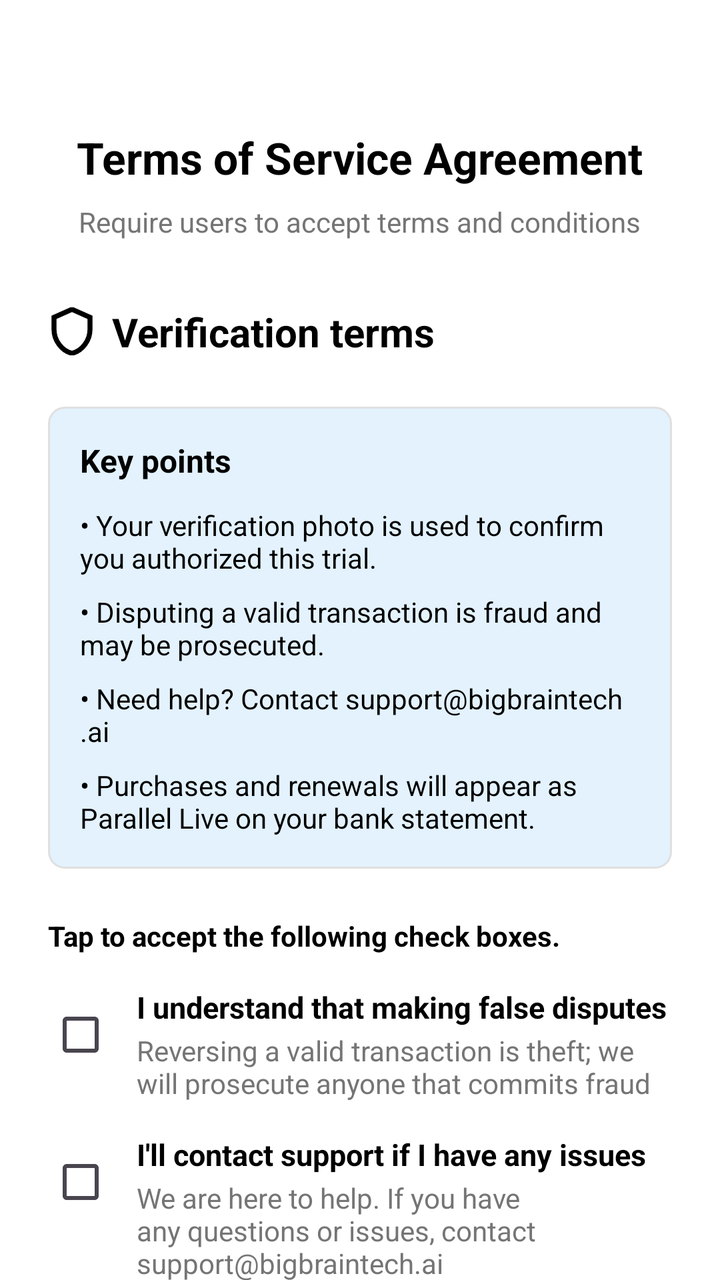
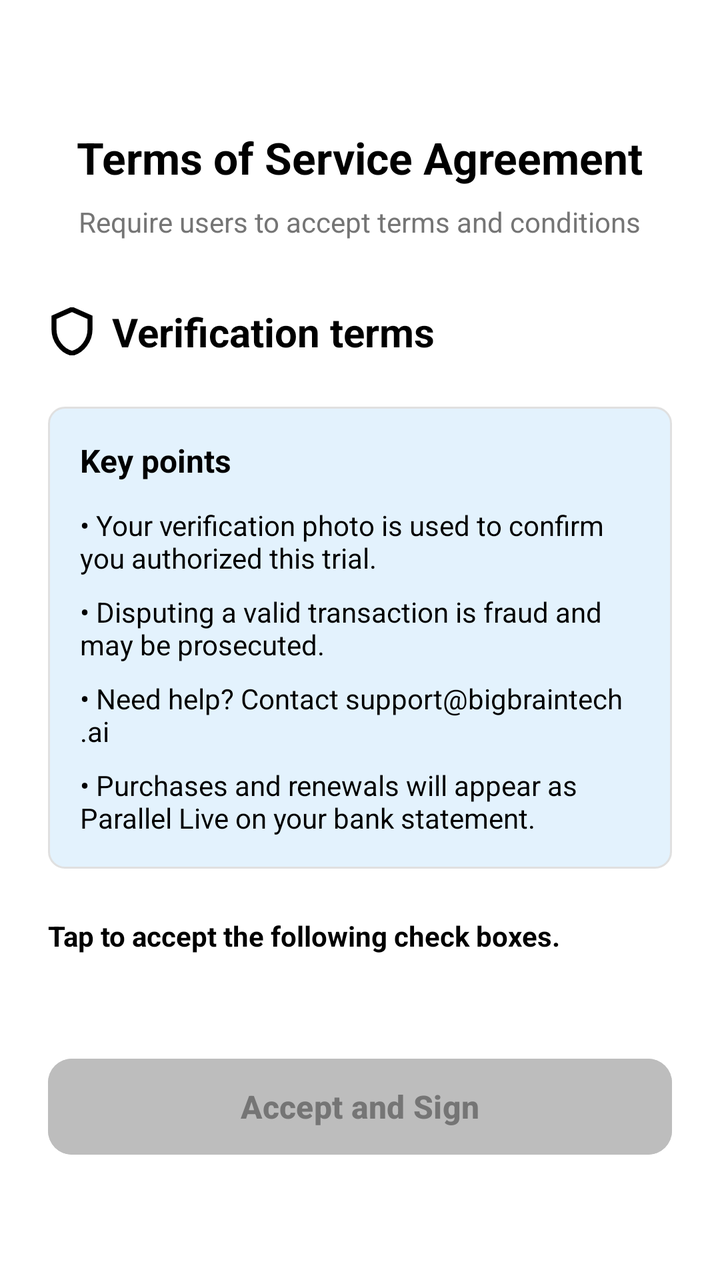

An Android layout rendered at two revisions. The XML below is the earlier revision; the diff shows what the commit changed to produce the second picture.
<!-- AndroidManifest.xml: another module's application theme Theme.OrderShieldSDK -->
<!-- res/layout/fragment_terms_signature.xml -->
<?xml version="1.0" encoding="utf-8"?>
<RelativeLayout xmlns:android="http://schemas.android.com/apk/res/android"
    xmlns:app="http://schemas.android.com/apk/res-auto"
    android:layout_width="match_parent"
    android:layout_height="match_parent"
    android:background="@color/white">

    <androidx.core.widget.NestedScrollView
        android:id="@+id/scrollView"
        android:layout_width="match_parent"
        android:layout_height="match_parent"
        android:fillViewport="true"
        android:scrollbars="none">

        <LinearLayout
            android:layout_width="match_parent"
            android:layout_height="wrap_content"
            android:orientation="vertical"
            android:paddingStart="24dp"
            android:paddingTop="64dp"
            android:paddingEnd="24dp"
            android:paddingBottom="16dp">

            
            <TextView
                android:layout_width="wrap_content"
                android:layout_height="wrap_content"
                android:layout_gravity="center_horizontal"
                android:text="Terms of Service Agreement"
                android:textColor="@color/black"
                android:textSize="22sp"
                android:textStyle="bold"
                android:layout_marginBottom="8dp" />

            
            <TextView
                android:layout_width="wrap_content"
                android:layout_height="wrap_content"
                android:layout_gravity="center_horizontal"
                android:text="@string/terms_subtitle"
                android:textColor="@color/gray_light"
                android:textSize="14sp"
                android:layout_marginBottom="32dp" />

            
            <LinearLayout
                android:layout_width="wrap_content"
                android:layout_height="wrap_content"
                android:layout_marginBottom="24dp"
                android:gravity="center_vertical"
                android:orientation="horizontal">

                <ImageView
                    android:layout_width="24dp"
                    android:layout_height="24dp"
                    android:layout_marginEnd="8dp"
                    android:src="@drawable/ic_shield_outline"
                    android:tint="@color/black" />

                <TextView
                    android:layout_width="wrap_content"
                    android:layout_height="wrap_content"
                    android:text="Verification terms"
                    android:textColor="@color/black"
                    android:textSize="20sp"
                    android:textStyle="bold" />
            </LinearLayout>

            
            <LinearLayout
                android:layout_width="match_parent"
                android:layout_height="wrap_content"
                android:layout_marginBottom="24dp"
                android:background="@drawable/bg_light_blue_box"
                android:orientation="vertical"
                android:padding="16dp">

                <TextView
                    android:layout_width="wrap_content"
                    android:layout_height="wrap_content"
                    android:layout_marginBottom="12dp"
                    android:text="Key points"
                    android:textColor="@color/black"
                    android:textSize="16sp"
                    android:textStyle="bold" />

                <TextView
                    android:layout_width="wrap_content"
                    android:layout_height="wrap_content"
                    android:layout_marginBottom="8dp"
                    android:text="• Your verification photo is used to confirm you authorized this trial."
                    android:textColor="@color/black"
                    android:textSize="14sp" />

                <TextView
                    android:layout_width="wrap_content"
                    android:layout_height="wrap_content"
                    android:layout_marginBottom="8dp"
                    android:text="• Disputing a valid transaction is fraud and may be prosecuted."
                    android:textColor="@color/black"
                    android:textSize="14sp" />

                <TextView
                    android:layout_width="wrap_content"
                    android:layout_height="wrap_content"
                    android:layout_marginBottom="8dp"
                    android:text="• Need help? Contact support@bigbraintech.ai"
                    android:textColor="@color/black"
                    android:textSize="14sp" />

                <TextView
                    android:layout_width="wrap_content"
                    android:layout_height="wrap_content"
                    android:text="• Purchases and renewals will appear as Parallel Live on your bank statement."
                    android:textColor="@color/black"
                    android:textSize="14sp" />
            </LinearLayout>

            
            <TextView
                android:layout_width="wrap_content"
                android:layout_height="wrap_content"
                android:layout_marginBottom="16dp"
                android:text="Tap to accept the following check boxes."
                android:textColor="@color/black"
                android:textSize="14sp"
                android:textStyle="bold" />

            
            <LinearLayout
                android:layout_width="match_parent"
                android:layout_height="wrap_content"
                android:layout_marginBottom="16dp"
                android:orientation="horizontal">

                <CheckBox
                    android:id="@+id/checkbox1"
                    android:layout_width="wrap_content"
                    android:layout_height="wrap_content"
                    android:layout_gravity="top"
                    android:layout_marginStart="-8dp"
                    android:layout_marginEnd="4dp" />

                <LinearLayout
                    android:layout_width="0dp"
                    android:layout_height="wrap_content"
                    android:layout_weight="1"
                    android:orientation="vertical">

                    <TextView
                        android:layout_width="wrap_content"
                        android:layout_height="wrap_content"
                        android:layout_marginBottom="2dp"
                        android:ellipsize="none"
                        android:maxLines="1"
                        android:text="I understand that making false disputes is fraud"
                        android:textColor="@color/black"
                        android:textSize="15sp"
                        android:textStyle="bold" />

                    <TextView
                        android:layout_width="wrap_content"
                        android:layout_height="wrap_content"
                        android:text="Reversing a valid transaction is theft; we will prosecute anyone that commits fraud"
                        android:textColor="@color/gray_light"
                        android:textSize="14sp" />
                </LinearLayout>
            </LinearLayout>

            
            <LinearLayout
                android:layout_width="match_parent"
                android:layout_height="wrap_content"
                android:layout_marginBottom="16dp"
                android:orientation="horizontal">

                <CheckBox
                    android:id="@+id/checkbox2"
                    android:layout_width="wrap_content"
                    android:layout_height="wrap_content"
                    android:layout_gravity="top"
                    android:layout_marginStart="-8dp"
                    android:layout_marginEnd="4dp" />

                <LinearLayout
                    android:layout_width="0dp"
                    android:layout_height="wrap_content"
                    android:layout_weight="1"
                    android:orientation="vertical">

                    <TextView
                        android:layout_width="wrap_content"
                        android:layout_height="wrap_content"
                        android:layout_marginBottom="2dp"
                        android:ellipsize="none"
                        android:maxLines="1"
                        android:text="I'll contact support if I have any issues"
                        android:textColor="@color/black"
                        android:textSize="15sp"
                        android:textStyle="bold" />

                    <TextView
                        android:layout_width="wrap_content"
                        android:layout_height="wrap_content"
                        android:text="We are here to help. If you have any questions or issues, contact support@bigbraintech.ai"
                        android:textColor="@color/gray_light"
                        android:textSize="14sp" />
                </LinearLayout>
            </LinearLayout>

            
            <LinearLayout
                android:layout_width="match_parent"
                android:layout_height="wrap_content"
                android:layout_marginBottom="32dp"
                android:orientation="horizontal">

                <CheckBox
                    android:id="@+id/checkbox3"
                    android:layout_width="wrap_content"
                    android:layout_height="wrap_content"
                    android:layout_gravity="top"
                    android:layout_marginStart="-8dp"
                    android:layout_marginEnd="4dp" />

                <LinearLayout
                    android:layout_width="0dp"
                    android:layout_height="wrap_content"
                    android:layout_weight="1"
                    android:orientation="vertical">

                    <TextView
                        android:layout_width="wrap_content"
                        android:layout_height="wrap_content"
                        android:layout_marginBottom="2dp"
                        android:ellipsize="none"
                        android:maxLines="1"
                        android:text="I agree to only receive SMS messages for account issues"
                        android:textColor="@color/black"
                        android:textSize="15sp"
                        android:textStyle="bold" />

                    <TextView
                        android:layout_width="wrap_content"
                        android:layout_height="wrap_content"
                        android:text="Only receive SMS messages if there are issues with your account or disputes. Maximum 4 per month. Reply STOP to opt out, HELP for help."
                        android:textColor="@color/gray_light"
                        android:textSize="14sp" />
                </LinearLayout>
            </LinearLayout>

            
            <com.google.android.material.button.MaterialButton
                android:id="@+id/btnAcceptAndSign"
                android:layout_width="match_parent"
                android:layout_height="56dp"
                android:layout_marginBottom="32dp"
                android:backgroundTint="@color/gray_lighter"
                android:enabled="false"
                android:text="Accept and Sign"
                android:textColor="@color/gray_light"
                android:textSize="16sp"
                android:textStyle="bold"
                app:cornerRadius="12dp" />

            
            <View
                android:layout_width="match_parent"
                android:layout_height="0dp"
                android:layout_weight="1" />
        </LinearLayout>
    </androidx.core.widget.NestedScrollView>

</RelativeLayout>
<!-- resources referenced by this layout -->
<resources>
  <color name="black">#FF000000</color>
  <color name="gray_light">#757575</color>
  <color name="gray_lighter">#BDBDBD</color>
  <color name="white">#FFFFFFFF</color>
  <!-- drawable bg_light_blue_box (drawable) -->
  <?xml version="1.0" encoding="utf-8"?>
  <shape xmlns:android="http://schemas.android.com/apk/res/android"
      android:shape="rectangle">
      <solid android:color="@color/light_blue" />
      <stroke
          android:width="1dp"
          android:color="@color/input_border" />
      <corners android:radius="8dp" />
  </shape>
  <!-- drawable ic_shield_outline (drawable) -->
  <?xml version="1.0" encoding="utf-8"?>
  <vector xmlns:android="http://schemas.android.com/apk/res/android"
      android:width="80dp"
      android:height="80dp"
      android:viewportWidth="24"
      android:viewportHeight="24">
      <path
          android:fillColor="@color/transparent"
          android:strokeWidth="2.5"
          android:strokeColor="@color/icon_blue"
          android:pathData="M12,1L3,5v6c0,5.55 3.84,10.74 9,12 5.16,-1.26 9,-6.45 9,-12V5l-9,-4z"/>
  </vector>
  <string name="terms_subtitle">Require users to accept terms and conditions</string>
  <style name="Theme.OrderShieldSDK" parent="Base.Theme.OrderShieldSDK" />
  <color name="light_blue">#E3F2FD</color>
  <color name="input_border">#E0E0E0</color>
  <color name="transparent">#00000000</color>
  <color name="icon_blue">#0096f2</color>
  <style name="Base.Theme.OrderShieldSDK" parent="Theme.Material3.DayNight.NoActionBar">
          
          <item name="colorPrimary">@color/blue_primary</item>
          <item name="colorOnPrimary">@color/white</item>
          <item name="android:windowBackground">@color/white</item>
          <item name="android:colorBackground">@color/white</item>
          <item name="colorSurface">@color/white</item>
          <item name="colorOnSurface">@color/black</item>
          <item name="android:statusBarColor">@color/blue_primary</item>
          <item name="android:navigationBarColor">@color/white</item>
          
          <item name="android:windowFullscreen">false</item>
          <item name="android:windowDrawsSystemBarBackgrounds">true</item>
          
          <item name="colorControlActivated">@color/black</item>
          <item name="colorControlNormal">@color/gray_light</item>
      </style>
  <color name="blue_primary">#FF000000</color>
</resources>

<!-- the commit's change to res/layout/fragment_terms_signature.xml (unified diff, before → after) -->
@@ -128,126 +128,11 @@
 
             
             <LinearLayout
-                android:layout_width="match_parent"
-                android:layout_height="wrap_content"
-                android:layout_marginBottom="16dp"
-                android:orientation="horizontal">
-
-                <CheckBox
-                    android:id="@+id/checkbox1"
-                    android:layout_width="wrap_content"
-                    android:layout_height="wrap_content"
-                    android:layout_gravity="top"
-                    android:layout_marginStart="-8dp"
-                    android:layout_marginEnd="4dp" />
-
-                <LinearLayout
-                    android:layout_width="0dp"
-                    android:layout_height="wrap_content"
-                    android:layout_weight="1"
-                    android:orientation="vertical">
-
-                    <TextView
-                        android:layout_width="wrap_content"
-                        android:layout_height="wrap_content"
-                        android:layout_marginBottom="2dp"
-                        android:ellipsize="none"
-                        android:maxLines="1"
-                        android:text="I understand that making false disputes is fraud"
-                        android:textColor="@color/black"
-                        android:textSize="15sp"
-                        android:textStyle="bold" />
-
-                    <TextView
-                        android:layout_width="wrap_content"
-                        android:layout_height="wrap_content"
-                        android:text="Reversing a valid transaction is theft; we will prosecute anyone that commits fraud"
-                        android:textColor="@color/gray_light"
-                        android:textSize="14sp" />
-                </LinearLayout>
-            </LinearLayout>
-
-            
-            <LinearLayout
-                android:layout_width="match_parent"
-                android:layout_height="wrap_content"
-                android:layout_marginBottom="16dp"
-                android:orientation="horizontal">
-
-                <CheckBox
-                    android:id="@+id/checkbox2"
-                    android:layout_width="wrap_content"
-                    android:layout_height="wrap_content"
-                    android:layout_gravity="top"
-                    android:layout_marginStart="-8dp"
-                    android:layout_marginEnd="4dp" />
-
-                <LinearLayout
-                    android:layout_width="0dp"
-                    android:layout_height="wrap_content"
-                    android:layout_weight="1"
-                    android:orientation="vertical">
-
-                    <TextView
-                        android:layout_width="wrap_content"
-                        android:layout_height="wrap_content"
-                        android:layout_marginBottom="2dp"
-                        android:ellipsize="none"
-                        android:maxLines="1"
-                        android:text="I'll contact support if I have any issues"
-                        android:textColor="@color/black"
-                        android:textSize="15sp"
-                        android:textStyle="bold" />
-
-                    <TextView
-                        android:layout_width="wrap_content"
-                        android:layout_height="wrap_content"
-                        android:text="We are here to help. If you have any questions or issues, contact support@bigbraintech.ai"
-                        android:textColor="@color/gray_light"
-                        android:textSize="14sp" />
-                </LinearLayout>
-            </LinearLayout>
-
-            
-            <LinearLayout
+                android:id="@+id/checkboxesContainer"
                 android:layout_width="match_parent"
                 android:layout_height="wrap_content"
                 android:layout_marginBottom="32dp"
-                android:orientation="horizontal">
-
-                <CheckBox
-                    android:id="@+id/checkbox3"
-                    android:layout_width="wrap_content"
-                    android:layout_height="wrap_content"
-                    android:layout_gravity="top"
-                    android:layout_marginStart="-8dp"
-                    android:layout_marginEnd="4dp" />
-
-                <LinearLayout
-                    android:layout_width="0dp"
-                    android:layout_height="wrap_content"
-                    android:layout_weight="1"
-                    android:orientation="vertical">
-
-                    <TextView
-                        android:layout_width="wrap_content"
-                        android:layout_height="wrap_content"
-                        android:layout_marginBottom="2dp"
-                        android:ellipsize="none"
-                        android:maxLines="1"
-                        android:text="I agree to only receive SMS messages for account issues"
-                        android:textColor="@color/black"
-                        android:textSize="15sp"
-                        android:textStyle="bold" />
-
-                    <TextView
-                        android:layout_width="wrap_content"
-                        android:layout_height="wrap_content"
-                        android:text="Only receive SMS messages if there are issues with your account or disputes. Maximum 4 per month. Reply STOP to opt out, HELP for help."
-                        android:textColor="@color/gray_light"
-                        android:textSize="14sp" />
-                </LinearLayout>
-            </LinearLayout>
+                android:orientation="vertical" />
 
             
             <com.google.android.material.button.MaterialButton
@@ -271,4 +156,21 @@
         </LinearLayout>
     </androidx.core.widget.NestedScrollView>
 
+    
+    <FrameLayout
+        android:id="@+id/loadingOverlay"
+        android:layout_width="match_parent"
+        android:layout_height="match_parent"
+        android:background="#80000000"
+        android:visibility="gone"
+        android:clickable="true"
+        android:focusable="true">
+        
+        <ProgressBar
+            android:layout_width="wrap_content"
+            android:layout_height="wrap_content"
+            android:layout_gravity="center"
+            android:indeterminateTint="@color/white" />
+    </FrameLayout>
+
 </RelativeLayout>
